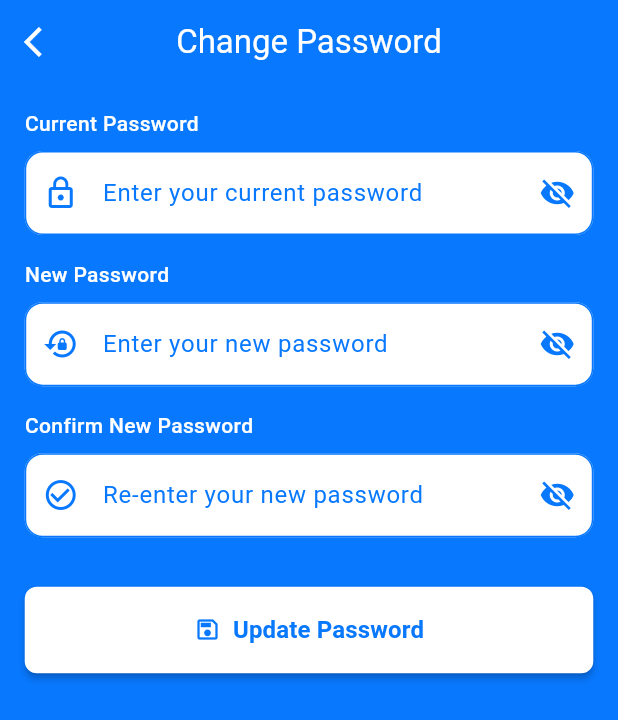
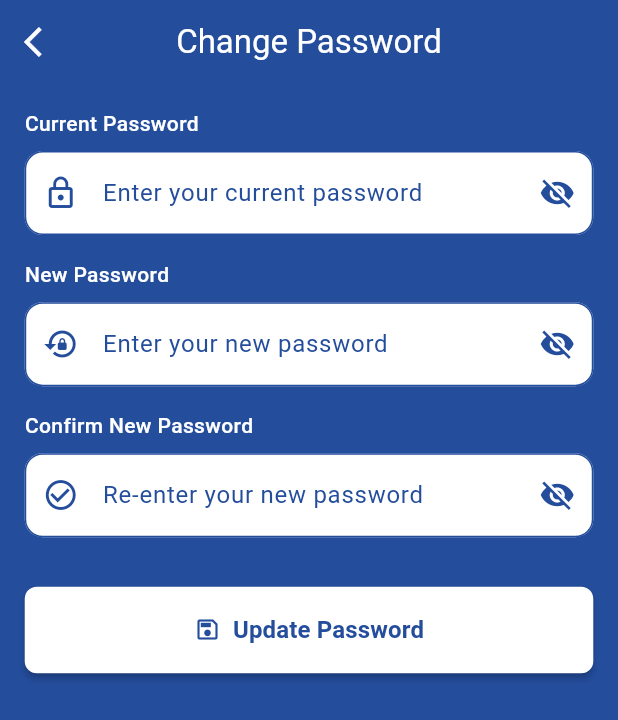
Before and after one commit to zerotouch-anil/whitelabel_retailer_app, a Flutter app: the RetailerChangePasswordScreen screen opened directly, on a phone screen of 412 x 824 dp. Shown: the top 720 px of the screen. Run offline on Flutter 3.47's test engine with Material 3 defaults, Android fonts, the light colour scheme and no system bars; our stand-ins replace image_picker, shared_preferences, video_player; accounts and stored records are empty; network calls fail.

Commit message:
ui part 2

```diff
--- a/zte/lib/screens/add_customer/add_customer_screen.dart
+++ b/zte/lib/screens/add_customer/add_customer_screen.dart
@@ -98,7 +98,7 @@ class _AddCustomerScreenState extends State<AddCustomerScreen> {
       appBar: AppBar(
         title: Text(_pageTitles[_currentPage]),
         backgroundColor: const Color(0xffFFFFFF),
-        foregroundColor: const Color(0xff0878fe),
+        foregroundColor: const Color(0xff244D9C),
         elevation: 1,
       ),
       body: FutureBuilder<List<Brand>>(
--- a/zte/lib/screens/add_customer/first_part.dart
+++ b/zte/lib/screens/add_customer/first_part.dart
@@ -29,7 +29,7 @@ class FirstPart extends StatefulWidget {
 }
 
 class _FirstPartState extends State<FirstPart> {
-  static const Color _goldenColor = Color(0xff0878fe);
+  static const Color _goldenColor = Color(0xff244D9C);
 
   Brand? selectedBrand;
   int? selectedDuration;
@@ -146,7 +146,7 @@ class _FirstPartState extends State<FirstPart> {
                                       'Your wallet balance is insufficient to proceed with this transaction.\n'
                                       'Please add funds to your wallet and try again.',
                                       style: TextStyle(
-                                        color: Color(0xff0878fe),
+                                        color: Color(0xff244D9C),
                                         fontSize: 14,
                                         height: 1.4,
                                       ),
@@ -537,7 +537,7 @@ class _FirstPartState extends State<FirstPart> {
 
   Widget _buildDetailsCard() {
     return Card(
-      color: Color(0xff0878fe),
+      color: Color(0xff244D9C),
       shape: RoundedRectangleBorder(borderRadius: BorderRadius.circular(12)),
       elevation: 2,
       child: Padding(
--- a/zte/lib/screens/components/categories.dart
+++ b/zte/lib/screens/components/categories.dart
@@ -94,7 +94,7 @@ class _CategoriesComponentState extends State<CategoriesComponent> {
                         thumbVisibility: true,
                         thickness: 3,
                         radius: const Radius.circular(20),
-                        thumbColor: const Color(0xff0878fe),
+                        thumbColor: const Color(0xff244D9C),
                         child: Padding(
                           padding: const EdgeInsets.only(right: 12.0),
                           child: GridView.builder(
--- a/zte/lib/screens/login.dart
+++ b/zte/lib/screens/login.dart
@@ -82,7 +82,7 @@ class _LoginScreenState extends State<LoginScreen>
   }) {
     return Container(
       decoration: BoxDecoration(
-        color: const Color(0xff0878fe),
+        color: const Color(0xff244D9C),
         borderRadius: BorderRadius.circular(16),
       ),
       child: TextFormField(
@@ -296,7 +296,7 @@ class _LoginScreenState extends State<LoginScreen>
   @override
   Widget build(BuildContext context) {
     return Scaffold(
-      backgroundColor: const Color(0xff0878fe),
+      backgroundColor: const Color(0xff244D9C),
       body: SafeArea(
         child: SingleChildScrollView(
           physics: const BouncingScrollPhysics(),
@@ -330,7 +330,7 @@ class _LoginScreenState extends State<LoginScreen>
                             ),
                             child: Icon(
                               Icons.lock_outline,
-                              color: const Color(0xff0878fe),
+                              color: const Color(0xff244D9C),
                               size: ScreenUtil.unitHeight * 50,
                             ),
                           ),
--- a/zte/lib/screens/retailer_change_password.dart
+++ b/zte/lib/screens/retailer_change_password.dart
@@ -110,7 +110,7 @@ class _RetailerChangePasswordScreenState
       ),
       body: Stack(
         children: [
-          Positioned.fill(child: Container(color: const Color(0xff0878fe))),
+          Positioned.fill(child: Container(color: const Color(0xff244D9C))),
 
           // Foreground content
           SafeArea(
@@ -203,14 +203,14 @@ class _RetailerChangePasswordScreenState
                                     children: const [
                                       Icon(
                                         Icons.save_outlined,
-                                        color: Color(0xff0878fe),
+                                        color: Color(0xff244D9C),
                                       ),
                                       SizedBox(width: 8),
                                       Text(
                                         "Update Password",
                                         style: TextStyle(
                                           fontSize: 16,
-                                          color: Color(0xff0878fe),
+                                          color: Color(0xff244D9C),
                                           fontWeight: FontWeight.w600,
                                         ),
                                       ),
@@ -251,30 +251,30 @@ class _RetailerChangePasswordScreenState
         SizedBox(height: ScreenUtil.unitHeight * 10),
         TextField(
           controller: controller,
-          style: TextStyle(color: Color(0xff0878fe)),
+          style: TextStyle(color: Color(0xff244D9C)),
           obscureText: !isVisible,
           decoration: InputDecoration(
             hintText: hint,
-            hintStyle: TextStyle(color: Color(0xff0878fe)),
-            prefixIcon: Icon(icon, color: Color(0xff0878fe)),
+            hintStyle: TextStyle(color: Color(0xff244D9C)),
+            prefixIcon: Icon(icon, color: Color(0xff244D9C)),
             suffixIcon: IconButton(
               icon: Icon(
                 isVisible ? Icons.visibility : Icons.visibility_off,
-                color: Color(0xff0878fe),
+                color: Color(0xff244D9C),
               ),
               onPressed: onVisibilityToggle,
             ),
             border: OutlineInputBorder(
               borderRadius: BorderRadius.circular(12),
-              borderSide: BorderSide(color: Color(0xff0878fe)),
+              borderSide: BorderSide(color: Color(0xff244D9C)),
             ),
             enabledBorder: OutlineInputBorder(
               borderRadius: BorderRadius.circular(12),
-              borderSide: BorderSide(color: Color(0xff0878fe)),
+              borderSide: BorderSide(color: Color(0xff244D9C)),
             ),
             focusedBorder: const OutlineInputBorder(
               borderRadius: BorderRadius.all(Radius.circular(12)),
-              borderSide: BorderSide(color: Color(0xff0878fe), width: 2),
+              borderSide: BorderSide(color: Color(0xff244D9C), width: 2),
             ),
             filled: true,
             fillColor: Color(0xffffffff),
--- a/zte/lib/screens/retailer_dashboard.dart
+++ b/zte/lib/screens/retailer_dashboard.dart
@@ -697,7 +697,7 @@ class _RetailerDashboardState extends State<RetailerDashboard> {
             width: double.infinity,
             padding: EdgeInsets.all(32),
             decoration: BoxDecoration(
-              color: Color(0xff0878fe),
+              color: Color(0xff244D9C),
               borderRadius: BorderRadius.circular(16),
               border: Border.all(color: Color(0xFFFFFFFF), width: 1),
             ),
@@ -1009,7 +1009,7 @@ class _RetailerDashboardState extends State<RetailerDashboard> {
                 const Text(
                   'Logout',
                   style: TextStyle(
-                    color: Color(0xFF0878fe),
+                    color: Color(0xff244D9C),
                     fontWeight: FontWeight.bold,
                     fontSize: 22,
                   ),
--- a/zte/lib/screens/retailer_drawer.dart
+++ b/zte/lib/screens/retailer_drawer.dart
@@ -63,7 +63,7 @@ class _CustomDrawerState extends State<CustomDrawer> {
                 type: BottomNavigationBarType.fixed,
                 backgroundColor: Colors.transparent,
                 elevation: 0,
-                selectedItemColor: const Color(0xff0878fe),
+                selectedItemColor: const Color(0xff244D9C),
                 unselectedItemColor: const Color(0xFF6B7280),
                 selectedFontSize: 10,
                 unselectedFontSize: 9,
--- a/zte/lib/screens/retailer_profile.dart
+++ b/zte/lib/screens/retailer_profile.dart
@@ -507,7 +507,7 @@ class _RetailerProfileScreenState extends State<RetailerProfileScreen> {
                 style: const TextStyle(
                   fontSize: 14,
                   fontWeight: FontWeight.w600,
-                  color: Color(0xff0878fe),
+                  color: Color(0xff244D9C),
                 ),
               ),
             ],
@@ -571,7 +571,7 @@ class _RetailerProfileScreenState extends State<RetailerProfileScreen> {
             child: Text(
               formatUserType(value),
               style: const TextStyle(
-                color: Color(0xff0878fe),
+                color: Color(0xff244D9C),
                 fontWeight: FontWeight.w600,
               ),
             ),
--- a/zte/lib/screens/splashscreen.dart
+++ b/zte/lib/screens/splashscreen.dart
@@ -103,11 +103,11 @@ class _SplashScreenState extends State<SplashScreen>
                   width: 120,
                   height: 120,
                   decoration: BoxDecoration(
-                    color: Color(0xff0878fe),
+                    color: Color(0xff244D9C),
                     borderRadius: BorderRadius.circular(30),
                     boxShadow: [
                       BoxShadow(
-                        color: Color(0xff0878fe).withOpacity(0.3),
+                        color: Color(0xff244D9C).withOpacity(0.3),
                         blurRadius: 30,
                         offset: const Offset(0, 15),
                       ),
@@ -150,7 +150,7 @@ class _SplashScreenState extends State<SplashScreen>
                   height: 40,
                   child: CircularProgressIndicator(
                     strokeWidth: 3,
-                    valueColor: AlwaysStoppedAnimation<Color>(Color(0xff0878fe)),
+                    valueColor: AlwaysStoppedAnimation<Color>(Color(0xff244D9C)),
                   ),
                 ),
               ],
```
Also changed, not shown: zte/lib/screens/add_customer/components/for_third_part.dart (+7 -7 lines), zte/lib/screens/add_customer/second_part.dart (+5 -5 lines), zte/lib/screens/add_customer/third_part.dart (+16 -16 lines), zte/lib/screens/retailer_customer_details.dart (+13 -14 lines), zte/lib/screens/retailer_history.dart (+10 -10 lines).
